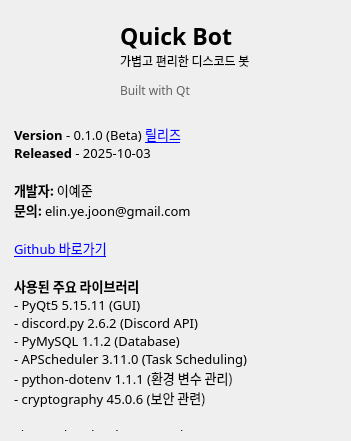
Before: the Qt Designer form uis/dialog/infoDialog.ui in pandamgay/gui_discord_bot, drawn with Qt 5.
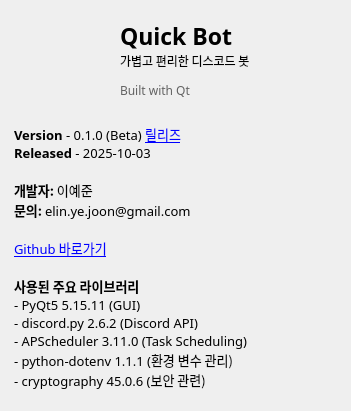
After: the same form once the commit is applied. Icons and pictures are not drawn.

Patch:
```diff
--- a/uis/dialog/infoDialog.ui
+++ b/uis/dialog/infoDialog.ui
@@ -7,13 +7,13 @@
     <x>0</x>
     <y>0</y>
     <width>351</width>
-    <height>441</height>
+    <height>411</height>
    </rect>
   </property>
   <property name="minimumSize">
    <size>
     <width>351</width>
-    <height>441</height>
+    <height>351</height>
    </size>
   </property>
   <property name="maximumSize">
@@ -128,7 +128,6 @@
 &lt;p style=&quot; margin-top:0px; margin-bottom:0px; margin-left:0px; margin-right:0px; -qt-block-indent:0; text-indent:0px;&quot;&gt;&lt;span style=&quot; font-family:'맑은 고딕'; font-size:10pt; font-weight:600;&quot;&gt;사용된 주요 라이브러리&lt;/span&gt;&lt;/p&gt;
 &lt;p style=&quot; margin-top:0px; margin-bottom:0px; margin-left:0px; margin-right:0px; -qt-block-indent:0; text-indent:0px;&quot;&gt;&lt;span style=&quot; font-family:'맑은 고딕'; font-size:10pt;&quot;&gt;- PyQt5 5.15.11 (GUI)&lt;/span&gt;&lt;/p&gt;
 &lt;p style=&quot; margin-top:0px; margin-bottom:0px; margin-left:0px; margin-right:0px; -qt-block-indent:0; text-indent:0px;&quot;&gt;&lt;span style=&quot; font-family:'맑은 고딕'; font-size:10pt;&quot;&gt;- discord.py 2.6.2 (Discord API)&lt;/span&gt;&lt;/p&gt;
-&lt;p style=&quot; margin-top:0px; margin-bottom:0px; margin-left:0px; margin-right:0px; -qt-block-indent:0; text-indent:0px;&quot;&gt;&lt;span style=&quot; font-family:'맑은 고딕'; font-size:10pt;&quot;&gt;- PyMySQL 1.1.2 (Database)&lt;/span&gt;&lt;/p&gt;
 &lt;p style=&quot; margin-top:0px; margin-bottom:0px; margin-left:0px; margin-right:0px; -qt-block-indent:0; text-indent:0px;&quot;&gt;&lt;span style=&quot; font-family:'맑은 고딕'; font-size:10pt;&quot;&gt;- APScheduler 3.11.0 (Task Scheduling)&lt;/span&gt;&lt;/p&gt;
 &lt;p style=&quot; margin-top:0px; margin-bottom:0px; margin-left:0px; margin-right:0px; -qt-block-indent:0; text-indent:0px;&quot;&gt;&lt;span style=&quot; font-family:'맑은 고딕'; font-size:10pt;&quot;&gt;- python-dotenv 1.1.1 (환경 변수 관리)&lt;/span&gt;&lt;/p&gt;
 &lt;p style=&quot; margin-top:0px; margin-bottom:0px; margin-left:0px; margin-right:0px; -qt-block-indent:0; text-indent:0px;&quot;&gt;&lt;span style=&quot; font-family:'맑은 고딕'; font-size:10pt;&quot;&gt;- cryptography 45.0.6 (보안 관련)&lt;/span&gt;&lt;/p&gt;
```
